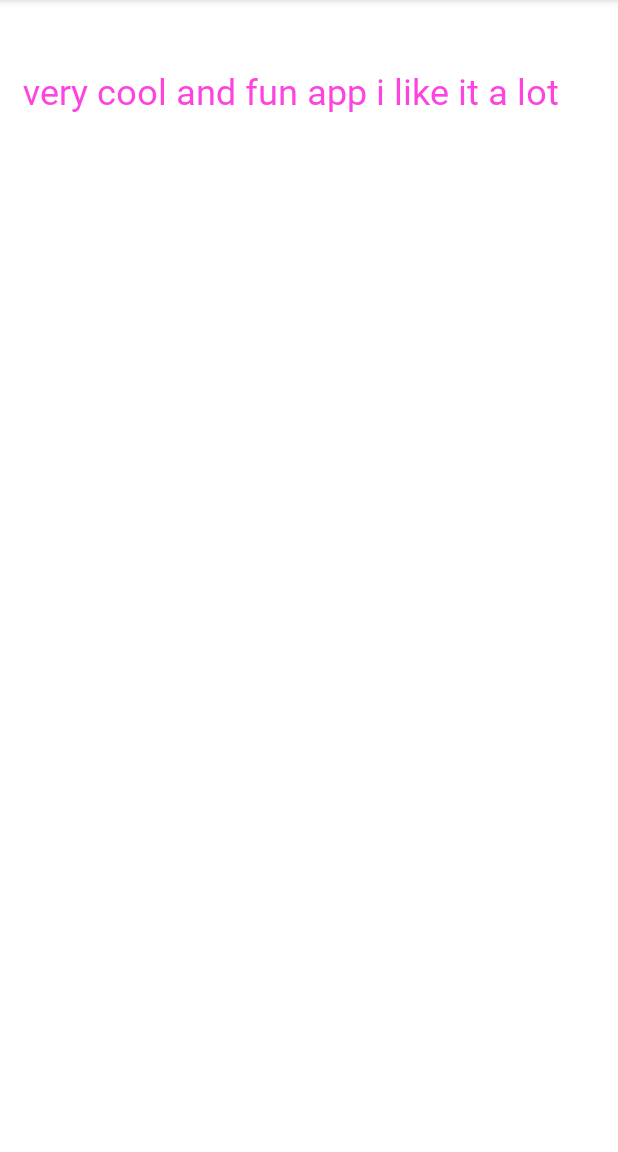
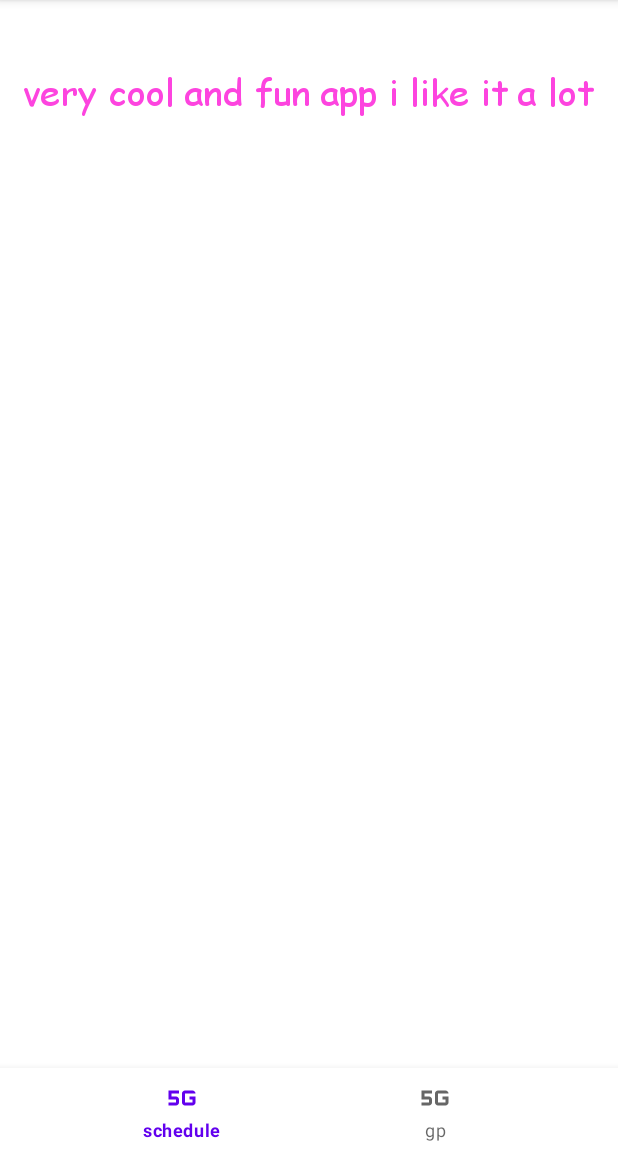
Before and after one commit to qianw01/final_stand, an Android app: the screen it shows after launch (MainActivity), on a phone screen of 412 x 824 dp, the part 84-1236 px from its top. Run offline under Robolectric (Android 15) with nearby library versions, the phone set to English and light mode, and no system bars.

```diff
--- a/app/build.gradle
+++ b/app/build.gradle
@@ -32,6 +32,8 @@ dependencies {
     implementation 'androidx.appcompat:appcompat:1.4.1'
     implementation 'com.google.android.material:material:1.5.0'
     implementation 'androidx.constraintlayout:constraintlayout:2.1.3'
+    implementation 'com.google.android.material:material:1.7.0-alpha01'
+    implementation 'androidx.legacy:legacy-support-v4:1.0.0'
     testImplementation 'junit:junit:4.+'
     androidTestImplementation 'androidx.test.ext:junit:1.1.3'
     androidTestImplementation 'androidx.test.espresso:espresso-core:3.4.0'
--- /dev/null
+++ b/app/src/main/res/drawable/ic_baseline_5g_24.xml
@@ -0,0 +1,13 @@
+<vector xmlns:android="http://schemas.android.com/apk/res/android"
+    android:width="24dp"
+    android:height="24dp"
+    android:viewportWidth="24"
+    android:viewportHeight="24"
+    android:tint="?attr/colorControlNormal">
+  <path
+      android:fillColor="@android:color/white"
+      android:pathData="M17,13h2v2h-5V9h7c0,-1.1 -0.9,-2 -2,-2h-5c-1.1,0 -2,0.9 -2,2v6c0,1.1 0.9,2 2,2h5c1.1,0 2,-0.9 2,-2v-4h-4V13z"/>
+  <path
+      android:fillColor="@android:color/white"
+      android:pathData="M3,13h5v2H3v2h5c1.1,0 2,-0.9 2,-2v-2c0,-1.1 -0.9,-2 -2,-2H5V9h5V7H3V13z"/>
+</vector>
--- a/app/src/main/res/layout/activity_main.xml
+++ b/app/src/main/res/layout/activity_main.xml
@@ -12,10 +12,25 @@
         android:layout_height="wrap_content"
         android:layout_marginStart="15dp"
         android:layout_marginTop="44dp"
-        android:fontFamily="@font/Comic_Sans_MS"
+        android:fontFamily="@font/comic_sans_ms"
         android:text="very cool and fun app i like it a lot"
         android:textColor="#FD44DF"
         android:textSize="24sp"
         app:layout_constraintStart_toStartOf="parent"
         app:layout_constraintTop_toTopOf="parent" />
+
+    <com.google.android.material.bottomnavigation.BottomNavigationView
+        android:id="@+id/bottom_navigation"
+        android:layout_width="match_parent"
+        android:layout_height="wrap_content"
+        app:menu="@menu/bottom_navigation_menu"
+        tools:layout_editor_absoluteX="4dp"
+        tools:layout_editor_absoluteY="16dp"
+        android:layout_alignParentBottom="true"
+        app:layout_constraintBottom_toBottomOf="parent"
+        app:layout_constraintLeft_toLeftOf="parent"
+        app:layout_constraintRight_toRightOf="parent">
+
+    </com.google.android.material.bottomnavigation.BottomNavigationView>
+
 </androidx.constraintlayout.widget.ConstraintLayout>
--- /dev/null
+++ b/app/src/main/res/menu/bottom_navigation_menu.xml
@@ -0,0 +1,13 @@
+<?xml version="1.0" encoding="utf-8"?>
+<menu xmlns:android="http://schemas.android.com/apk/res/android">
+    <item
+        android:id="@+id/page_1"
+        android:enabled="true"
+        android:icon="@drawable/ic_baseline_5g_24"
+        android:title="@string/schedule"/>
+    <item
+        android:id="@+id/page_2"
+        android:enabled="true"
+        android:icon="@drawable/ic_baseline_5g_24"
+        android:title="@string/grands_prix"/>
+</menu>
--- /dev/null
+++ b/app/src/main/res/values-night/strings.xml
@@ -0,0 +1,4 @@
+<?xml version="1.0" encoding="utf-8"?>
+<resources>
+    <string name="schedule" />
+</resources>
--- a/app/src/main/res/values/strings.xml
+++ b/app/src/main/res/values/strings.xml
@@ -1,3 +1,10 @@
 <resources>
     <string name="app_name">Final Stand</string>
+    <string name="schedule">schedule</string>
+    <string name="grands_prix">gp</string>
+    <string name="home">home</string>
+    <string name="drivers">drivers</string>
+    <string name="constructors">constructors</string>
+    <!-- TODO: Remove or change this placeholder text -->
+    <string name="hello_blank_fragment">Hello blank fragment</string>
 </resources>
```
Also changed, not shown: app/src/main/java/com/example/finalstand/ConstructingSurprise.java (+8 -0 lines), app/src/main/java/com/example/finalstand/gpFragment.java (added, +64 -0 lines), app/src/main/res/layout/fragment_gp.xml (added, +14 -0 lines).
